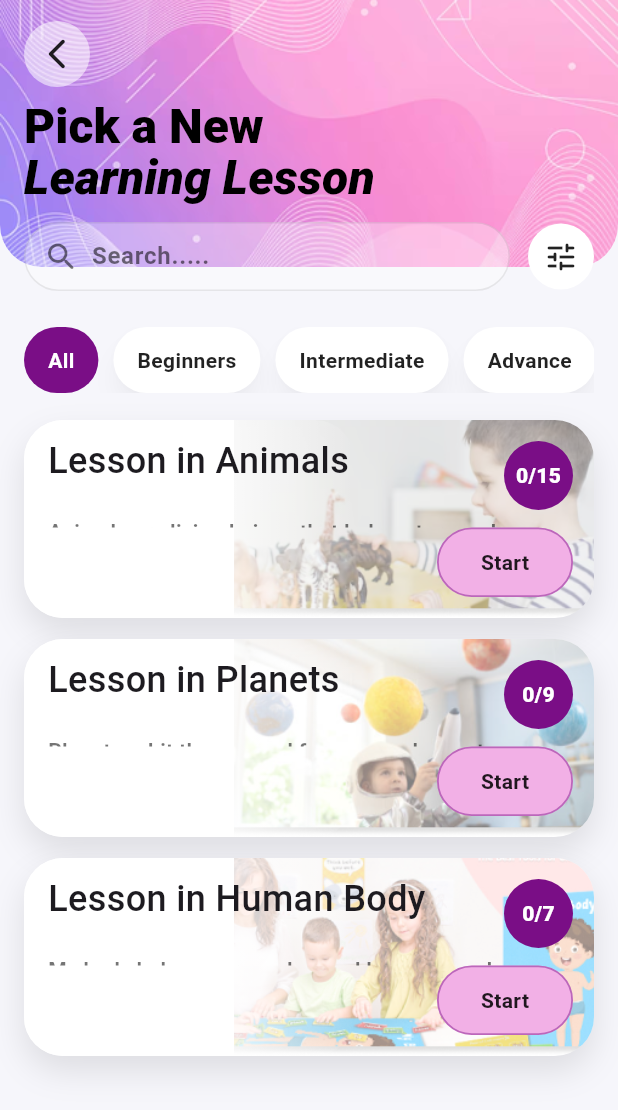
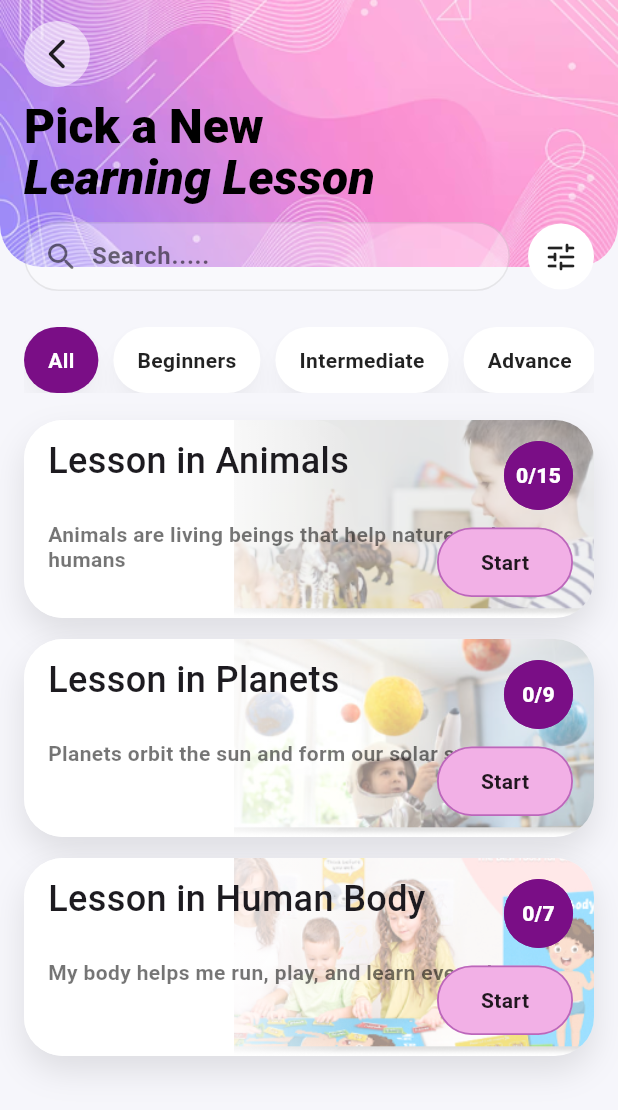
Before and after one commit to darkfighterk/Little_Minds_App, a Flutter app: the LearningLessonScreen screen opened directly, on a phone screen of 412 x 824 dp. Shown: the top 1110 px of the screen. Run offline on Flutter 3.47's test engine with Material 3 defaults, Android fonts, the phone set to English and light mode, and no system bars; our stand-ins replace sqflite; accounts and stored records are empty.

Commit message:
Update learning_lesson_view.dart

```diff
--- a/mind_app/lib/views/learning_lesson_view.dart
+++ b/mind_app/lib/views/learning_lesson_view.dart
@@ -143,16 +143,19 @@ class _LearningLessonScreenState extends State<LearningLessonScreen> {
                     _FilterChipPill(
                       label: 'Beginners',
                       selected: _filter == LessonFilter.beginners,
+                      filledPurpleWhenSelected: true,
                       onTap: () => _setFilter(LessonFilter.beginners),
                     ),
                     _FilterChipPill(
                       label: 'Intermediate',
                       selected: _filter == LessonFilter.intermediate,
+                      filledPurpleWhenSelected: true,
                       onTap: () => _setFilter(LessonFilter.intermediate),
                     ),
                     _FilterChipPill(
                       label: 'Advance',
                       selected: _filter == LessonFilter.advance,
+                      filledPurpleWhenSelected: true,
                       onTap: () => _setFilter(LessonFilter.advance),
                     ),
                   ],
@@ -403,7 +406,7 @@ class _FilterChipPill extends StatelessWidget {
       child: Material(
         color: bg,
         borderRadius: BorderRadius.circular(999),
-        elevation: selected ? (filledPurpleWhenSelected ? 0 : 6) : 6,
+        elevation: 6,
         shadowColor: Colors.black.withOpacity(0.18),
         child: InkWell(
           borderRadius: BorderRadius.circular(999),
@@ -433,7 +436,7 @@ class LessonCard extends StatelessWidget {
     const startPink = Color(0xFFF2B0E6);
 
     return Container(
-      height: 132, // FIX: taller to avoid overflow
+      height: 132,
       decoration: BoxDecoration(
         color: Colors.white,
         borderRadius: BorderRadius.circular(26),
@@ -465,11 +468,11 @@ class LessonCard extends StatelessWidget {
             ),
           ),
 
-// LEFT readable panel (NOT a blanket overlay)
+          // LEFT readable panel (fade)
           Align(
             alignment: Alignment.centerLeft,
             child: Container(
-              width: 220, // controls readable area
+              width: 220,
               decoration: BoxDecoration(
                 borderRadius: BorderRadius.circular(26),
                 gradient: LinearGradient(
@@ -477,19 +480,20 @@ class LessonCard extends StatelessWidget {
                   end: Alignment.centerRight,
                   colors: [
                     Colors.white,
-                    Colors.white.withValues(alpha: 0.95),
-                    Colors.white.withValues(alpha: 0.0),
+                    Colors.white.withOpacity(0.95),
+                    Colors.white.withOpacity(0.0),
                   ],
                 ),
               ),
             ),
           ),
 
-
-
+          // ✅ FIX: Subtitle text now shows properly
           Padding(
             padding: const EdgeInsets.fromLTRB(16, 14, 14, 14),
-            child: Column(
+            child: Stack(
+              children: [
+                Column(
                   crossAxisAlignment: CrossAxisAlignment.start,
                   children: [
                     Row(
@@ -508,17 +512,14 @@ class LessonCard extends StatelessWidget {
                           ),
                         ),
                         const SizedBox(width: 10),
-                    _ProgressBubble(
-                      text: '${lesson.completed}/${lesson.total}',
+                        const _ProgressBubble(
+                          text: '',
                           color: purple,
                         ),
                       ],
                     ),
-                const SizedBox(height: 6),
-
-                // FIX: flexible subtitle area prevents RenderFlex overflow
-                Expanded(
-                  child: Text(
+                    const SizedBox(height: 8),
+                    Text(
                       lesson.subtitle,
                       maxLines: 2,
                       overflow: TextOverflow.ellipsis,
@@ -528,15 +529,24 @@ class LessonCard extends StatelessWidget {
                         height: 1.2,
                       ),
                     ),
+                  ],
                 ),
-
-                Align(
-                  alignment: Alignment.bottomRight,
+                Positioned(
+                  right: 0,
+                  bottom: 0,
                   child: _StartPill(
                     label: 'Start',
                     background: startPink,
                     border: purple.withOpacity(0.45),
                     onTap: onStart,
+                  ),
+                ),
+                Positioned(
+                  right: 0,
+                  top: 0,
+                  child: _ProgressBubble(
+                    text: '${lesson.completed}/${lesson.total}',
+                    color: purple,
                   ),
                 ),
               ],
```
Lines whose indentation alone changed are shown as unchanged.
